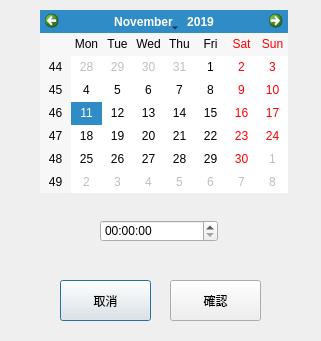
This is client/src/ui/ArrangementDialog.ui in RuiChen0101/2019nukl as Qt 5 draws it before an edit. The edited form follows.
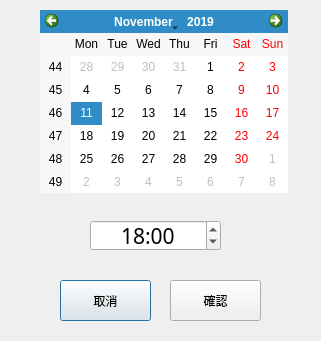
This is the edited form.

What changed in the file:
```diff
--- a/client/src/ui/ArrangementDialog.ui
+++ b/client/src/ui/ArrangementDialog.ui
@@ -81,12 +81,34 @@
   <widget class="QTimeEdit" name="time">
    <property name="geometry">
     <rect>
-     <x>100</x>
+     <x>90</x>
      <y>220</y>
-     <width>118</width>
-     <height>22</height>
+     <width>131</width>
+     <height>31</height>
     </rect>
    </property>
+   <property name="font">
+    <font>
+     <family>微軟正黑體</family>
+     <pointsize>16</pointsize>
+    </font>
+   </property>
+   <property name="alignment">
+    <set>Qt::AlignCenter</set>
+   </property>
+   <property name="currentSection">
+    <enum>QDateTimeEdit::HourSection</enum>
+   </property>
+   <property name="displayFormat">
+    <string>HH:mm</string>
+   </property>
+   <property name="time">
+    <time>
+     <hour>18</hour>
+     <minute>0</minute>
+     <second>0</second>
+    </time>
+   </property>
   </widget>
  </widget>
  <resources/>
```
